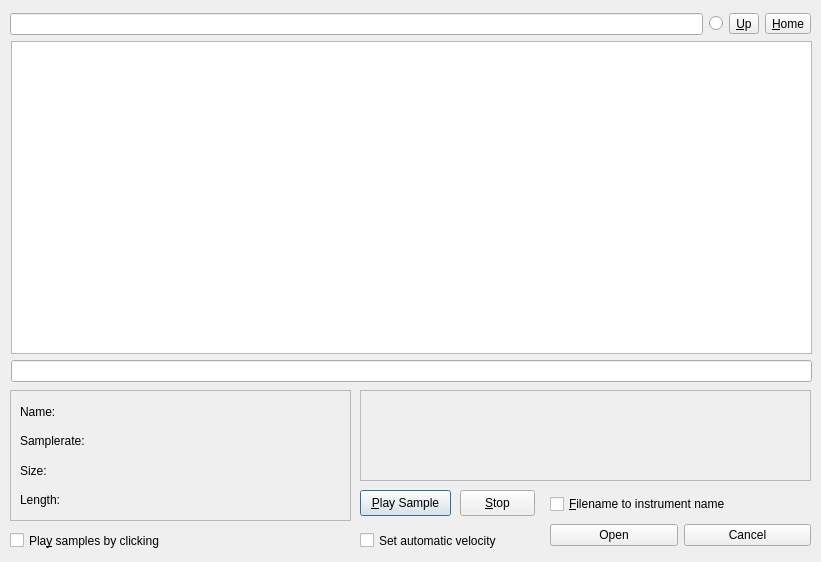
Qt form gui/src/AudioFileBrowser/AudioFileBrowser_UI.ui (hydrogen-music/hydrogen) before a commit.
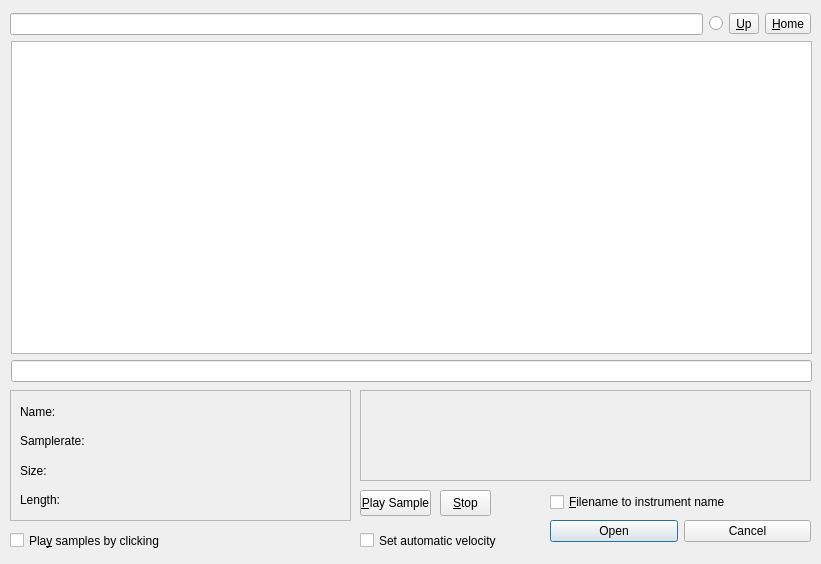
The same form after that commit.

Commit message: audiofilebrowser: replace text in buttons against icons reduce problems with longer translations. 1. replace the text "Up" and "Home" in the corresponding buttons against icons. 2. replace the text "Play Sample" and "Stop" in the corresponding buttons against icons.

Diff of the .ui file:
```diff
--- a/gui/src/AudioFileBrowser/AudioFileBrowser_UI.ui
+++ b/gui/src/AudioFileBrowser/AudioFileBrowser_UI.ui
@@ -1,12 +1,12 @@
 <ui version="4.0" >
  <class>AudioFileBrowser_UI</class>
- <widget class="QDialog" name="AudioFileBrowser_UI" >
-  <property name="geometry" >
+ <widget class="QDialog" name="AudioFileBrowser_UI">
+  <property name="geometry">
    <rect>
     <x>0</x>
     <y>0</y>
     <width>821</width>
-    <height>562</height>
+    <height>564</height>
    </rect>
   </property>
   <property name="windowTitle" >
@@ -136,12 +136,12 @@
     </item>
    </layout>
   </widget>
-  <widget class="QPushButton" name="m_pPlayBtn" >
-   <property name="geometry" >
+  <widget class="QToolButton" name="m_pPlayBtn">
+   <property name="geometry">
     <rect>
      <x>360</x>
      <y>490</y>
-     <width>91</width>
+     <width>71</width>
      <height>26</height>
     </rect>
    </property>
@@ -171,13 +171,13 @@
     </item>
    </layout>
   </widget>
-  <widget class="QWidget" name="layoutWidget4" >
-   <property name="geometry" >
+  <widget class="QWidget" name="layoutWidget4">
+   <property name="geometry">
     <rect>
      <x>550</x>
      <y>490</y>
      <width>261</width>
-     <height>61</height>
+     <height>56</height>
     </rect>
    </property>
    <layout class="QVBoxLayout" name="verticalLayout_2" >
@@ -208,12 +208,12 @@
     </item>
    </layout>
   </widget>
-  <widget class="QPushButton" name="m_pStopBtn" >
-   <property name="geometry" >
+  <widget class="QToolButton" name="m_pStopBtn">
+   <property name="geometry">
     <rect>
-     <x>460</x>
+     <x>440</x>
      <y>490</y>
-     <width>75</width>
+     <width>51</width>
      <height>26</height>
     </rect>
    </property>
```
Left out of the diff: 117 changed lines with no effect on the pictures. The commit also changes 3 other files.
